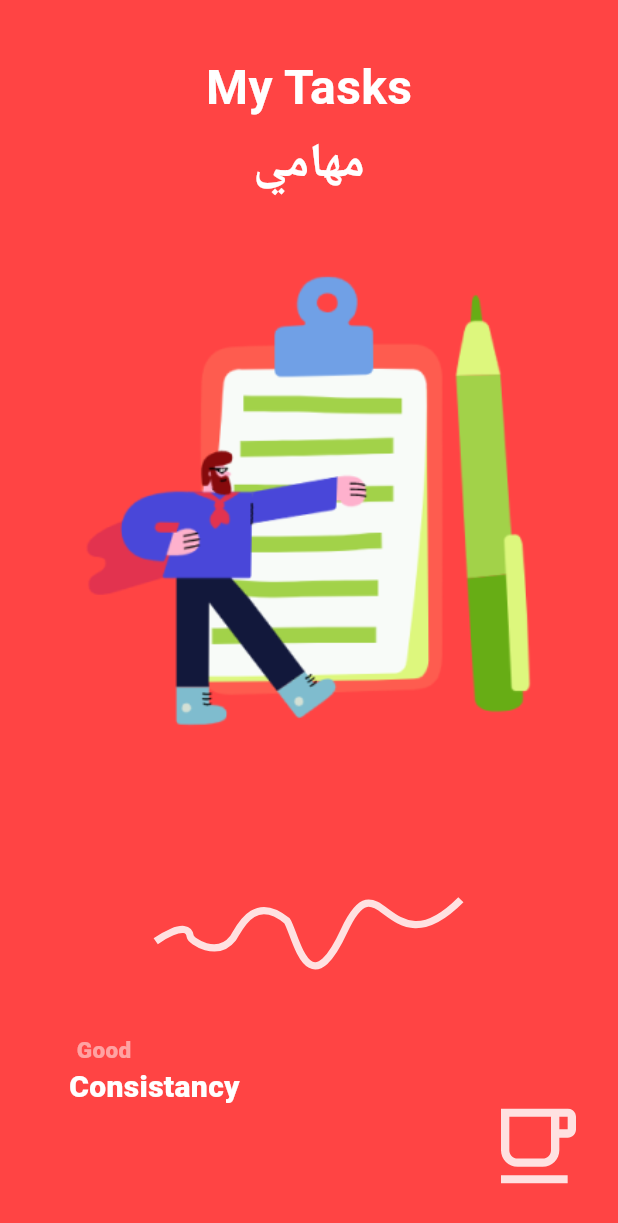
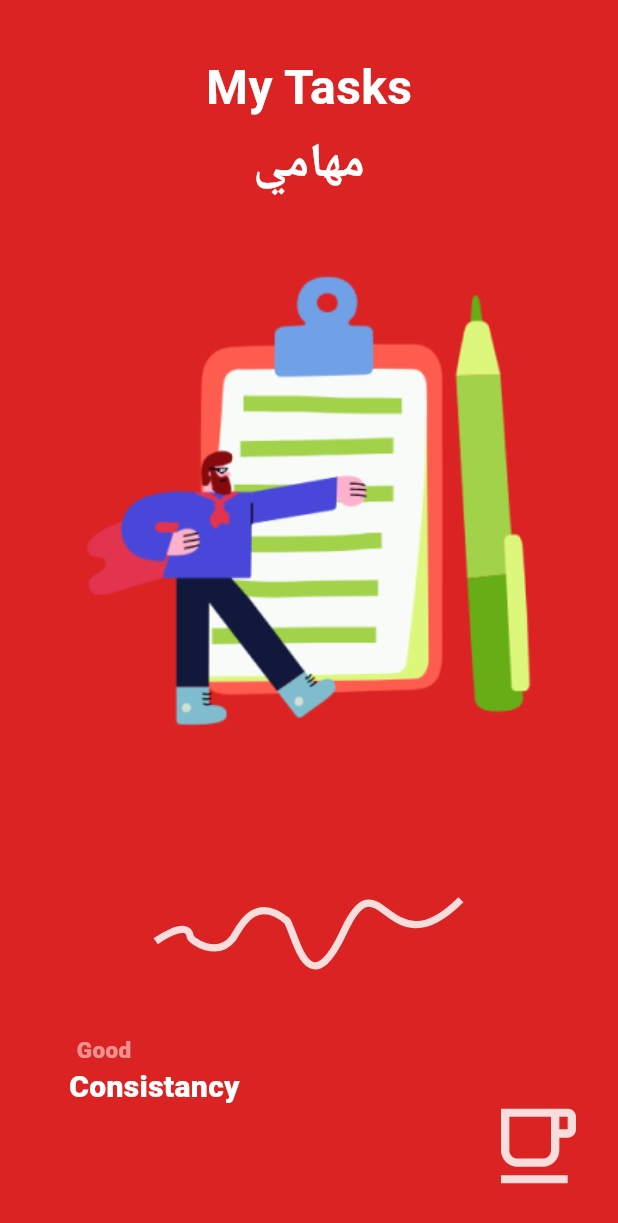
Before and after one commit to MarianAdly21/Todo-Mobile-Flutter, a Flutter app: the screen it shows after launch, on a phone screen of 412 x 824 dp. Shown: the top 1223 px of the screen. Run offline on Flutter 3.47's test engine with Material 3 defaults, Android fonts, the phone set to English and light mode, and no system bars; our stand-ins replace flutter_svg.

Commit message:
refactor icons and image and colors

```diff
--- a/lib/features/splash/splash_screen.dart
+++ b/lib/features/splash/splash_screen.dart
@@ -1,5 +1,7 @@
 import 'package:flutter/material.dart';
 import 'package:flutter_svg/flutter_svg.dart';
+import 'package:todo_mobile/res/app_asset_paths.dart';
+import 'package:todo_mobile/res/app_colors.dart';
 
 class SplashScreen extends StatelessWidget {
   const SplashScreen({super.key});
@@ -7,7 +9,7 @@ class SplashScreen extends StatelessWidget {
   @override
   Widget build(BuildContext context) {
     return Scaffold(
-      backgroundColor: const Color(0xffFF4444),
+      backgroundColor: AppColors.splashBackground,
       body: Padding(
         padding: const EdgeInsets.symmetric(horizontal: 28, vertical: 35),
         child: Column(
@@ -31,13 +33,11 @@ class SplashScreen extends StatelessWidget {
             ),
             const SizedBox(height: 48),
             Expanded(
-              child: Image.asset(
-                'assets/images/todo_image.png',
-              ),
+              child: Image.asset(AppAssetPaths.appLogo),
             ),
             const SizedBox(height: 102),
             SvgPicture.asset(
-              'assets/svg/Group 7.svg',
+              AppAssetPaths.lineSplashIcon,
               height: 71,
               width: 215,
             ),
@@ -51,7 +51,7 @@ class SplashScreen extends StatelessWidget {
                   style: TextStyle(
                       fontSize: 15,
                       fontWeight: FontWeight.w800,
-                      color: const Color(0xffFFFFFF).withOpacity(0.5)),
+                      color: Colors.white.withOpacity(0.5)),
                 ),
               ),
             ),
@@ -62,7 +62,7 @@ class SplashScreen extends StatelessWidget {
                 child: Text(
                   'Consistancy',
                   style: TextStyle(
-                      color: Color(0xffFFFFFF),
+                      color: Colors.white,
                       fontSize: 20,
                       fontWeight: FontWeight.w800),
                 ),
@@ -71,7 +71,7 @@ class SplashScreen extends StatelessWidget {
             Align(
               alignment: AlignmentDirectional.centerEnd,
               child: SvgPicture.asset(
-                "assets/svg/Vector.svg",
+                AppAssetPaths.cupSplashIcon,
                 width: 50,
                 height: 50,
               ),
--- /dev/null
+++ b/lib/res/app_asset_paths.dart
@@ -0,0 +1,14 @@
+abstract final class AppAssetPaths {
+  const AppAssetPaths._();
+
+  /// Icons
+
+  /// Splash
+  static const cupSplashIcon = "assets/icons/cup_splash_icon.svg";
+  static const lineSplashIcon = "assets/icons/line_splash_icon.svg";
+
+  /// Images
+
+  /// Splash
+  static const appLogo = "assets/images/app_logo.png";
+}
--- /dev/null
+++ b/lib/res/app_colors.dart
@@ -0,0 +1,44 @@
+import 'package:flutter/material.dart';
+
+/// to control all colors, app theme, without any need to dig into code
+/// any new color or existing color will have a const with its value
+/// there is a stand alone variable for any widget, text, image or icon
+
+abstract final  class AppColors {
+  const AppColors._();
+
+  static const _black = Colors.black;
+  static const _white = Colors.white;
+  static const _transparent = Colors.transparent;
+  static const _red = Colors.red;
+  static const _alizarinCrimson = Color(0xffDB2323);
+
+
+
+  /// Splash
+  static const splashBackground = _alizarinCrimson;
+}
+
+///
+/// All name colors according to https://chir.ag/projects/name-that-color
+///   100% - FF
+///   95% - F2
+///   90% - E6
+///   85% - D9
+///   80% - CC
+///   75% - BF
+///   70% - B3
+///   65% - A6
+///   60% - 99
+///   55% - 8C
+///    50% - 80
+///    45% - 73
+///    40% - 66
+///    35% - 59
+///   30% - 4D
+///   25% - 40
+///   20% - 33
+///   15% - 26
+///   10% - 1A
+///    5% - 0D
+///   0% - 00
--- a/pubspec.yaml
+++ b/pubspec.yaml
@@ -61,7 +61,7 @@ flutter:
 
   # To add assets to your application, add an assets section, like this:
   assets:
-    - assets/svg/
+    - assets/icons/
     - assets/images/
   #   - images/a_dot_ham.jpeg
 
```
Also changed, not shown: assets/icons/cup_splash_icon.svg (renamed from assets/svg/Vector.svg), assets/icons/line_splash_icon.svg (renamed from assets/svg/Group 7.svg), assets/images/app_logo.png (renamed from assets/images/todo_image.png).
